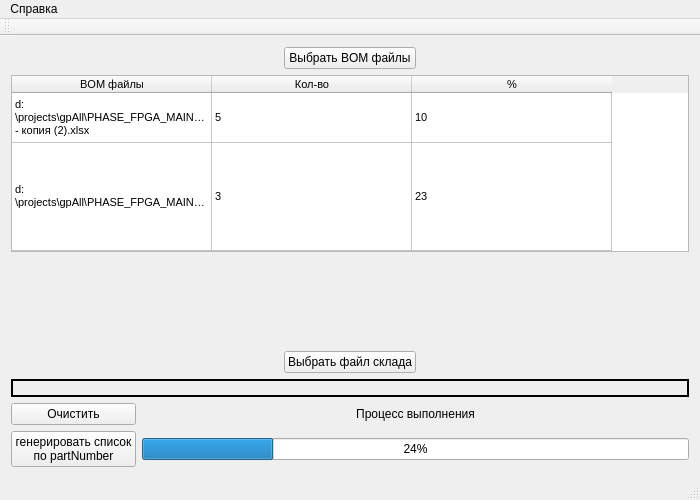
First picture: the form in mainwindow.ui, repository pivleonid/gpAll_v2, before the edit.
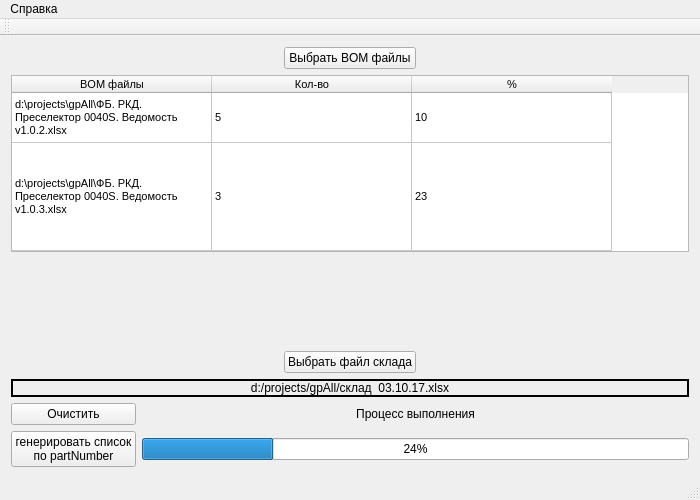
Second picture: the form after the edit.

Patch:
```diff
--- a/mainwindow.ui
+++ b/mainwindow.ui
@@ -62,7 +62,7 @@
        <enum>QFrame::WinPanel</enum>
       </property>
       <property name="text">
-       <string/>
+       <string>d:/projects/gpAll/склад  03.10.17.xlsx</string>
       </property>
       <property name="alignment">
        <set>Qt::AlignCenter</set>
@@ -168,7 +168,7 @@
       </column>
       <item row="0" column="0">
        <property name="text">
-        <string>d:\projects\gpAll\PHASE_FPGA_MAIN_01_REFDES - копия (2).xlsx</string>
+        <string>d:\projects\gpAll\ФБ. РКД. Преселектор 0040S. Ведомость   v1.0.2.xlsx</string>
        </property>
       </item>
       <item row="0" column="1">
@@ -183,7 +183,7 @@
       </item>
       <item row="1" column="0">
        <property name="text">
-        <string>d:\projects\gpAll\PHASE_FPGA_MAIN_01_REFDES.xlsx</string>
+        <string>d:\projects\gpAll\ФБ. РКД. Преселектор 0040S. Ведомость   v1.0.3.xlsx</string>
        </property>
       </item>
       <item row="1" column="1">
```
